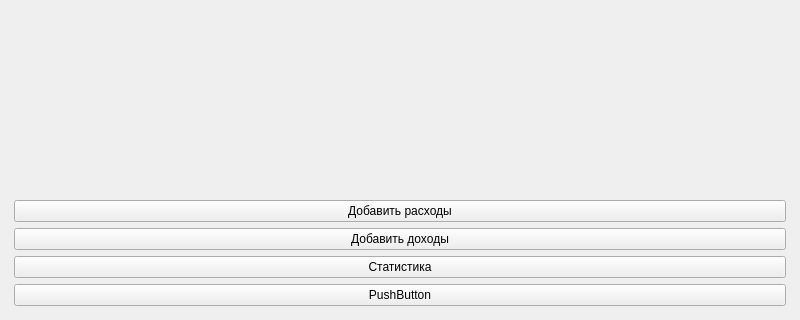
This is screens/screen_1.ui in ZinixZay/spending_watcher as Qt 5 draws it before an edit; both pictures show x 0 to 800 and y 280 to 600 of the 800 by 600 pixel window. The edited form follows.
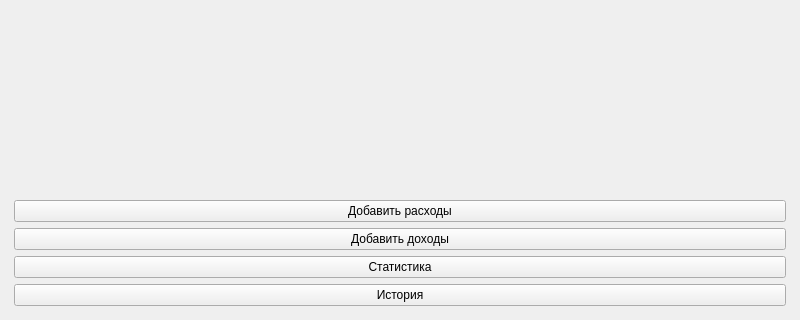
This is the edited form.

What changed in the file:
```diff
--- a/screens/screen_1.ui
+++ b/screens/screen_1.ui
@@ -63,7 +63,7 @@
       <item row="4" column="0" colspan="2">
        <widget class="QPushButton" name="pushButton_4">
         <property name="text">
-         <string>PushButton</string>
+         <string>История</string>
         </property>
        </widget>
       </item>
```
Left out of the diff: 2 changed lines with no effect on the pictures.
